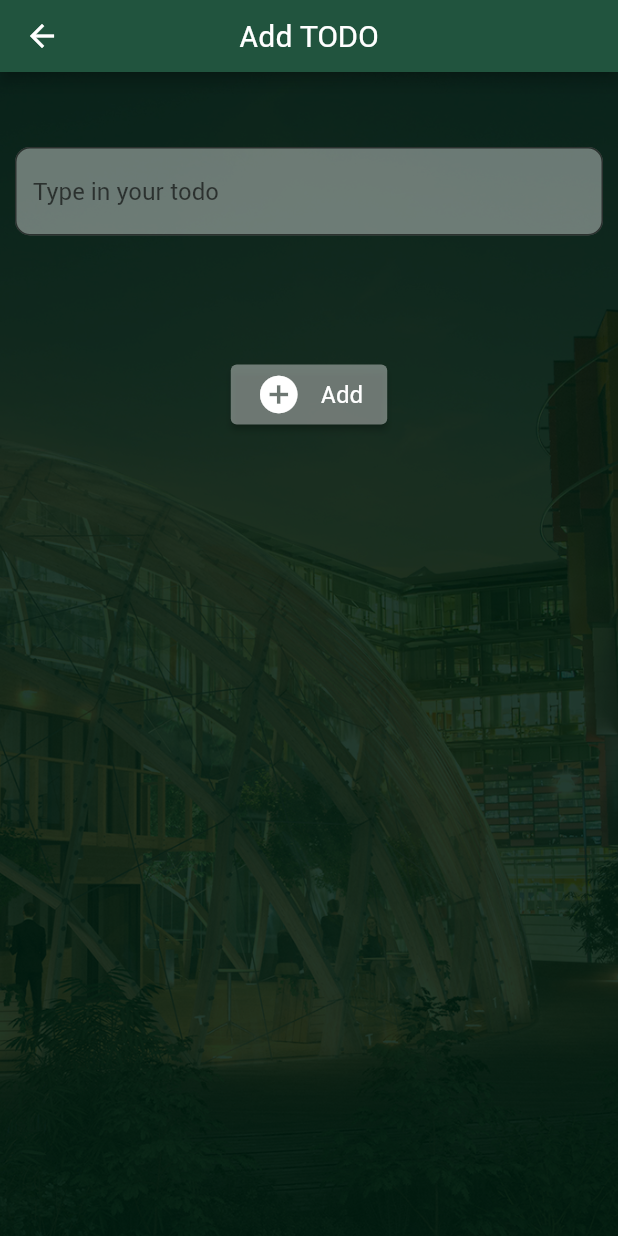
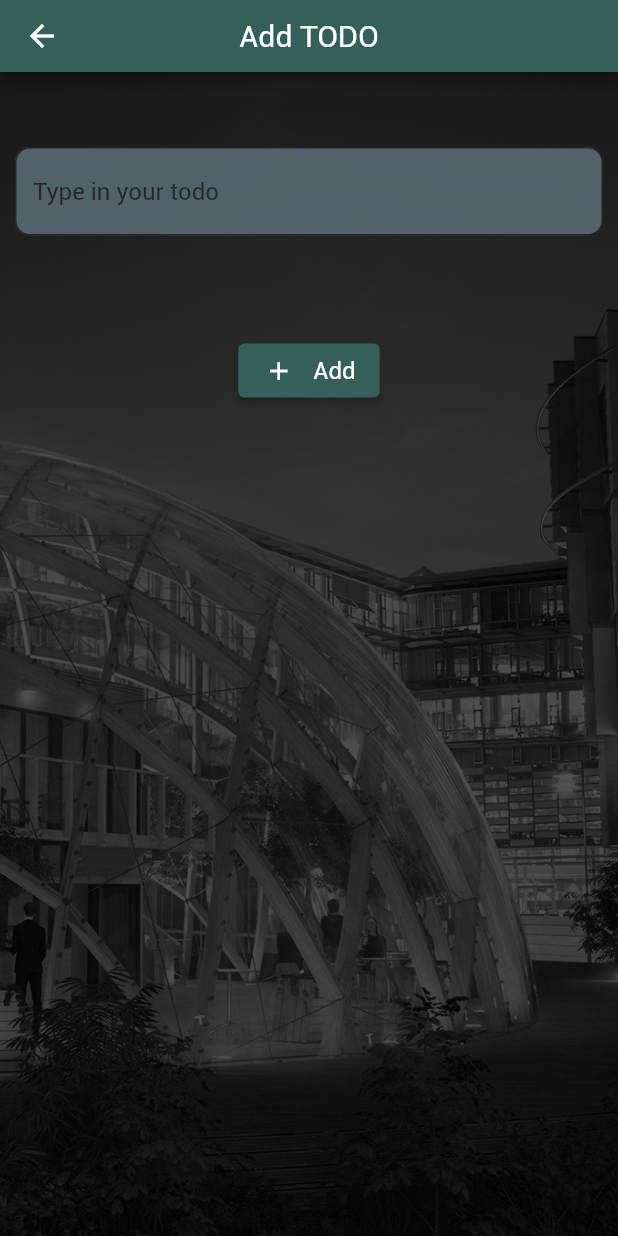
Before and after one commit to gu-tig333-ht22/gusjonmafm, a Flutter app: the screen it shows after launch, after a tap on the "add" icon, on a phone screen of 412 x 824 dp. Run offline on Flutter 3.47's test engine with Material 2 defaults, Android fonts, the phone set to English and light mode, and no system bars; network calls fail.

Commit message:
Ändrat utseende

```diff
--- a/lib/addview.dart
+++ b/lib/addview.dart
@@ -1,8 +1,11 @@
 import 'package:flutter/material.dart';
+import 'package:flutter_application_1/mainview_builder_notifier.dart';
+import 'package:flutter_application_1/themes.dart';
 import 'package:provider/provider.dart';
 
 import 'appbar.dart';
-import 'notifier.dart';
+import 'themes.dart';
+import 'error_notifier.dart';
 
 class AddView extends StatelessWidget {
   final TextEditingController _myController = TextEditingController();
@@ -13,16 +16,8 @@ class AddView extends StatelessWidget {
       appBar: appBarAddEdit('Add TODO'),
       body: Stack(
         children: [
-          Container(
-            decoration: BoxDecoration(
-              image: DecorationImage(
-                image: AssetImage('assets/Backgroundimage.jpg'),
-                fit: BoxFit.cover,
-              ),
-            ),
-          ),
-          Container(
-              decoration: BoxDecoration(color: Color.fromARGB(220, 0, 28, 16))),
+          backgroundImage(),
+          filterBackgroundImage(),
           Center(
             child: Column(
               children: [
@@ -44,57 +39,49 @@ class AddView extends StatelessWidget {
       child: Column(
         children: [
           TextField(
-            style: TextStyle(color: Colors.white),
+            cursorColor: iconColor,
+            style: TextStyle(color: textColor),
             decoration: InputDecoration(
                 border: OutlineInputBorder(
-                  borderRadius: BorderRadius.circular(10.0),
+                  borderRadius: borderRadius,
                 ),
                 filled: true,
-                fillColor: Color.fromARGB(100, 255, 255, 255),
+                fillColor: boxColor,
                 hintText: 'Type in your todo'),
             controller: _myController,
             onSubmitted: (value) {
-              validateInput(_myController.text, context);
+              if (validateInput(_myController.text, context)) {
+                Provider.of<MainviewNotifier>(context, listen: false)
+                    .addTask(_myController.text);
+                Navigator.pop(context);
+              }
             },
           ),
           Consumer<MyErrorNotifier>(
-              builder: (context, myChangeNotifier, child) => Align(
-                  alignment: Alignment.bottomLeft,
-                  child: Padding(
-                    padding: const EdgeInsets.all(8.0),
-                    child: Text(
-                        Provider.of<MyErrorNotifier>(context, listen: false)
-                            .getErrorMessage,
-                        style: const TextStyle(
-                            color: Color.fromARGB(255, 182, 87, 81))),
-                  )))
+              builder: (context, mainviewNotifier, child) =>
+                  errorMessage(context))
         ],
       ),
     );
   }
 
-  validateInput(String input, context) {
-    if (input == '') {
-      Provider.of<MyErrorNotifier>(context, listen: false)
-          .setErrorMessage(true);
-    } else {
-      Provider.of<MyChangeNotifier>(context, listen: false)
-          .addTask(_myController.text);
-      Navigator.pop(context);
-    }
-  }
-
   Widget addButtonAddView(context) {
     return ElevatedButton.icon(
       onPressed: () {
-        validateInput(_myController.text, context);
+        if (validateInput(_myController.text, context)) {
+          Provider.of<MainviewNotifier>(context, listen: false)
+              .addTask(_myController.text);
+          Navigator.pop(context);
+        }
       },
-      style:
-          ElevatedButton.styleFrom(primary: Color.fromARGB(100, 255, 255, 255)),
+      style: ElevatedButton.styleFrom(primary: appbarColor),
       icon: Padding(
-        padding: const EdgeInsets.all(5.0),
-        child: Icon(Icons.add_circle_sharp, size: 30),
-      ),
+          padding: const EdgeInsets.all(5.0),
+          child: Icon(
+            Icons.add,
+            size: 20,
+            color: Colors.white,
+          )),
       label: const Text('Add', style: TextStyle(fontSize: 16)),
     );
   }
--- a/lib/appbar.dart
+++ b/lib/appbar.dart
@@ -2,63 +2,81 @@ import 'package:flutter/cupertino.dart';
 import 'package:flutter/material.dart';
 import 'package:provider/provider.dart';
 
-import 'notifier.dart';
-
-const int figmaGrey = 0xffC4C4C4;
+import 'mainview_builder_notifier.dart';
+import 'themes.dart';
 
 PreferredSize appBarMain(context) {
   return PreferredSize(
-    preferredSize: const Size.fromHeight(48),
+    preferredSize: const Size.fromHeight(sizeAppbar),
     child: AppBar(
       centerTitle: true,
       title: const Text(
         'TIG333 TODO-List',
-        style: TextStyle(fontSize: 20, color: Colors.white),
+        style: TextStyle(fontSize: fontsizeAppbar, color: textColor),
       ),
-      backgroundColor: Color.fromARGB(255, 33, 84, 62),
+      backgroundColor: appbarColor,
       actions: [dropDownButton(context)],
     ),
   );
 }
 
 Widget dropDownButton(context) {
-  List<String> list = Provider.of<MyChangeNotifier>(context, listen: false)
-      .getDropdownValueList;
-  return Consumer<MyChangeNotifier>(
-      builder: (context, myChangeNotifier, child) =>
+  return Consumer<MainviewNotifier>(
+      builder: (context, mainviewNotifier, child) =>
           DropdownButtonHideUnderline(
             child: DropdownButton(
-                dropdownColor: Color.fromARGB(150, 33, 84, 62),
+                dropdownColor: appbarColor,
                 borderRadius: BorderRadius.all(Radius.circular(10)),
-                value: Provider.of<MyChangeNotifier>(context, listen: false)
-                    .getDropdownValue,
-                icon: const Icon(Icons.filter_alt),
-                items: list.map<DropdownMenuItem<String>>((String value) {
-                  return DropdownMenuItem<String>(
-                    value: value,
-                    child: Text(
-                      value,
-                      style: TextStyle(color: Colors.white, fontSize: 12),
-                    ),
-                  );
-                }).toList(),
+                hint: Text(
+                  Provider.of<MainviewNotifier>(context, listen: false)
+                      .getDropdownValue,
+                  style: TextStyle(color: textColor, fontSize: 12),
+                ),
+                icon: const Icon(
+                  Icons.filter_alt_outlined,
+                  color: iconColor,
+                ),
+                items: [
+                  dropdownMenuItem('All', context),
+                  dropdownMenuItem('Done', context),
+                  dropdownMenuItem('Undone', context)
+                ],
                 onChanged: (String? value) {
-                  Provider.of<MyChangeNotifier>(context, listen: false)
+                  Provider.of<MainviewNotifier>(context, listen: false)
                       .setDropdownValue = value!;
                 }),
           ));
 }
 
+DropdownMenuItem<String> dropdownMenuItem(String value, context) {
+  if (value ==
+      Provider.of<MainviewNotifier>(context, listen: false).getDropdownValue) {
+    return DropdownMenuItem<String>(
+        value: value,
+        child: Text(
+          value,
+          style: TextStyle(color: iconColor, fontSize: 12),
+        ));
+  } else {
+    return DropdownMenuItem<String>(
+        value: value,
+        child: Text(
+          value,
+          style: TextStyle(color: textColor, fontSize: 12),
+        ));
+  }
+}
+
 PreferredSize appBarAddEdit(String title) {
   return PreferredSize(
-    preferredSize: const Size.fromHeight(48),
+    preferredSize: const Size.fromHeight(sizeAppbar),
     child: AppBar(
       centerTitle: true,
       title: Text(
         title,
-        style: TextStyle(fontSize: 20, color: Colors.white),
+        style: TextStyle(fontSize: fontsizeAppbar, color: textColor),
       ),
-      backgroundColor: Color.fromARGB(255, 33, 84, 62),
+      backgroundColor: appbarColor,
     ),
   );
 }
--- /dev/null
+++ b/lib/error_notifier.dart
@@ -0,0 +1,36 @@
+import 'package:flutter/material.dart';
+import 'package:provider/provider.dart';
+
+import 'themes.dart';
+
+Widget errorMessage(context) {
+  return Align(
+      alignment: Alignment.bottomLeft,
+      child: Text(
+          Provider.of<MyErrorNotifier>(context, listen: false).getErrorMessage,
+          style: const TextStyle(color: errorColor)));
+}
+
+bool validateInput(String input, context) {
+  if (input == '') {
+    Provider.of<MyErrorNotifier>(context, listen: false).setErrorMessage(true);
+    return false;
+  } else {
+    return true;
+  }
+}
+
+class MyErrorNotifier extends ChangeNotifier {
+  String _errorMessage = "";
+
+  get getErrorMessage => _errorMessage;
+
+  void setErrorMessage(bool bool) {
+    if (bool == true) {
+      _errorMessage = 'Must contain at least one character';
+    } else {
+      _errorMessage = '';
+    }
+    notifyListeners();
+  }
+}
--- a/lib/main.dart
+++ b/lib/main.dart
@@ -4,7 +4,9 @@ import 'package:provider/provider.dart';
 import 'appbar.dart';
 import 'addview.dart';
 import 'editview.dart';
-import 'notifier.dart';
+import 'mainview_builder_notifier.dart';
+import 'themes.dart';
+import 'error_notifier.dart';
 
 void main() {
   runApp(MyApp());
@@ -15,13 +17,13 @@ class MyApp extends StatelessWidget {
   Widget build(BuildContext context) {
     return MultiProvider(
       providers: [
-        ChangeNotifierProvider(create: (context) => MyChangeNotifier()),
+        ChangeNotifierProvider(create: (context) => MainviewNotifier()),
         ChangeNotifierProvider(create: (context) => MyErrorNotifier())
       ],
       child: MaterialApp(
           debugShowCheckedModeBanner: false,
           home: MainView(),
-          theme: ThemeData(fontFamily: 'RobotoRegular')),
+          theme: themeData),
     );
   }
 }
@@ -33,34 +35,25 @@ class MainView extends StatelessWidget {
         appBar: appBarMain(context),
         body: Stack(
           children: [
-            Container(
-              decoration: BoxDecoration(
-                image: DecorationImage(
-                  image: AssetImage('assets/Backgroundimage.jpg'),
-                  fit: BoxFit.cover,
-                ),
-              ),
-            ),
-            Container(
-                decoration:
-                    BoxDecoration(color: Color.fromARGB(220, 0, 28, 16))),
+            backgroundImage(),
+            filterBackgroundImage(),
             Material(
-                color: Color.fromRGBO(0, 0, 0, 0),
-                child: Column(children: [
-                  rowTasks(),
-                  Container(child: addButtonFirstView(context))
-                ]))
+                color: Color.fromARGB(0, 255, 255, 255),
+                // Lagt i material för att listile ska kunna ha opacitet, fungerar ej med container
+                // Ändrat till 100% transparent för att inte synas
+                child:
+                    Column(children: [listView(), addButtonFirstView(context)]))
           ],
         ));
   }
 
-  Widget rowTasks() {
+  Widget listView() {
     return Expanded(
-      child: Consumer<MyChangeNotifier>(
-          builder: (context, myChangeNotifier, child) => ListView.builder(
+      child: Consumer<MainviewNotifier>(
+          builder: (context, mainviewNotifier, child) => ListView.builder(
               itemBuilder: (context, index) =>
-                  listTile(myChangeNotifier.getListTasks[index], context),
-              itemCount: myChangeNotifier.getListTasks.length)),
+                  listTile(mainviewNotifier.getListTasks[index], context),
+              itemCount: mainviewNotifier.getListTasks.length)),
     );
   }
 
@@ -68,33 +61,29 @@ class MainView extends StatelessWidget {
     return Align(
       alignment: Alignment.bottomRight,
       child: Padding(
-          padding: EdgeInsets.all(15),
-          child: SizedBox(
-            width: 50,
-            height: 50,
+        padding: EdgeInsets.all(20),
         child: FloatingActionButton(
             onPressed: () {
               Provider.of<MyErrorNotifier>(context, listen: false)
                   .setErrorMessage(false);
-                  Navigator.push(context,
-                      MaterialPageRoute(builder: (context) => AddView()));
+              Navigator.push(
+                  context, MaterialPageRoute(builder: (context) => AddView()));
             },
-                backgroundColor: Color.fromARGB(100, 255, 255, 255),
+            backgroundColor: appbarColor,
             child: const Icon(
               Icons.add,
               size: 30,
             )),
       ),
-        ));
+    );
   }
 
   Widget listTile(Task task, context) {
     return Padding(
       padding: const EdgeInsets.only(left: 5, right: 5, top: 4),
       child: ListTile(
-        tileColor: Color.fromARGB(80, 255, 255, 255),
-        shape: RoundedRectangleBorder(
-            borderRadius: BorderRadius.all(Radius.circular(10))),
+        tileColor: boxColor,
+        shape: RoundedRectangleBorder(borderRadius: borderRadius),
         leading: checkBox(task, context),
         title: textListTile(task, context),
         trailing: Wrap(
@@ -110,10 +99,10 @@ class MainView extends StatelessWidget {
 
   Widget checkBox(Task task, context) {
     return Checkbox(
-        activeColor: Color.fromARGB(100, 0, 28, 18),
+        activeColor: checkboxCheckedColor,
         value: task.getDone,
         onChanged: (bool? valueDone) {
-          Provider.of<MyChangeNotifier>(context, listen: false)
+          Provider.of<MainviewNotifier>(context, listen: false)
               .editTask(label: task.getLabel, id: task.getId, done: valueDone);
         });
   }
@@ -122,21 +111,22 @@ class MainView extends StatelessWidget {
     if (task.getDone == true) {
       return Text(task.getLabel,
           style: const TextStyle(
-              decoration: TextDecoration.lineThrough, color: Colors.white));
+              decoration: TextDecoration.lineThrough, color: textColor));
     } else {
-      return Text(task.getLabel, style: const TextStyle(color: Colors.white));
+      return Text(task.getLabel, style: const TextStyle(color: textColor));
     }
   }
 
   Widget editButtonMainView(Task task, context) {
     return IconButton(
+        color: iconColor,
         onPressed: () async {
           Provider.of<MyErrorNotifier>(context, listen: false)
               .setErrorMessage(false);
           var newLabel = await Navigator.push(context,
               MaterialPageRoute(builder: (context) => EditView(task.getLabel)));
           if (newLabel != null) {
-            Provider.of<MyChangeNotifier>(context, listen: false)
+            Provider.of<MainviewNotifier>(context, listen: false)
                 .editTask(label: newLabel, id: task.getId, done: task.getDone);
           }
         },
@@ -145,9 +135,10 @@ class MainView extends StatelessWidget {
 
   Widget deleteButton(Task task, context) {
     return IconButton(
+      color: iconColor,
       icon: const Icon(Icons.delete_outlined),
       onPressed: () {
-        Provider.of<MyChangeNotifier>(context, listen: false)
+        Provider.of<MainviewNotifier>(context, listen: false)
             .deleteTask(task.getId);
       },
     );
--- a/lib/notifier.dart
+++ b/lib/mainview_builder_notifier.dart
@@ -15,26 +15,32 @@ class Task {
   get getDone => _done;
 }
 
-class MyChangeNotifier extends ChangeNotifier {
-  final List<String> _dropdownValueList = ['All', 'Done', 'Undone'];
-  late String _dropdownValue = _dropdownValueList.first;
-  late List<Task> filteredList;
+class MainviewNotifier extends ChangeNotifier {
+  late String _dropdownValue = 'All';
+  final List<Task> _listTasks = [];
 
   String homepage = "https://todoapp-api.apps.k8s.gu.se/todos";
   String key = "?key=ec7ee6eb-8436-4e20-8375-0434bfdcd0ba";
-  final List<Task> _listTasks = [];
 
-  MyChangeNotifier() {
+  MainviewNotifier() {
     getInitTaskList();
   }
 
-  List<String> get getDropdownValueList => _dropdownValueList;
   String get getDropdownValue => _dropdownValue;
 
-  void getInitTaskList() async {
-    http.Response answer = await http.get(Uri.parse('$homepage$key'));
-    var listJsonObject = jsonDecode(answer.body);
-    updateListTasks(listJsonObject);
+  get getListTasks {
+    if (_dropdownValue == 'All') {
+      return _listTasks;
+    } else if (_dropdownValue == 'Done') {
+      return _listTasks.where((task) => task._done == true).toList();
+    } else if (_dropdownValue == 'Undone') {
+      return _listTasks.where((task) => task._done == false).toList();
+    }
+  }
+
+  set setDropdownValue(String valueDropdown) {
+    _dropdownValue = valueDropdown;
+    notifyListeners();
   }
 
   void updateListTasks(listJsonObject) {
@@ -45,22 +51,10 @@ class MyChangeNotifier extends ChangeNotifier {
     notifyListeners();
   }
 
-  get getListTasks {
-    if (_dropdownValue == 'All') {
-      filteredList = _listTasks;
-      return filteredList;
-    } else if (_dropdownValue == 'Done') {
-      filteredList = _listTasks.where((task) => task._done == true).toList();
-      return filteredList;
-    } else if (_dropdownValue == 'Undone') {
-      filteredList = _listTasks.where((task) => task._done == false).toList();
-      return filteredList;
-    }
-  }
-
-  set setDropdownValue(String valueDropdown) {
-    _dropdownValue = valueDropdown;
-    notifyListeners();
+  void getInitTaskList() async {
+    http.Response answer = await http.get(Uri.parse('$homepage$key'));
+    var listJsonObject = jsonDecode(answer.body);
+    updateListTasks(listJsonObject);
   }
 
   void deleteTask(String id) async {
@@ -86,18 +80,3 @@ class MyChangeNotifier extends ChangeNotifier {
     updateListTasks(listJsonObject);
   }
 }
-
-class MyErrorNotifier extends ChangeNotifier {
-  String _errorMessage = "";
-
-  get getErrorMessage => _errorMessage;
-
-  void setErrorMessage(bool bool) {
-    if (bool == true) {
-      _errorMessage = 'Must contain at least one character';
-    } else {
-      _errorMessage = '';
-    }
-    notifyListeners();
-  }
-}
--- /dev/null
+++ b/lib/themes.dart
@@ -0,0 +1,37 @@
+import 'package:flutter/material.dart';
+
+const Color appbarColor = Color(0xff35605A);
+const Color textColor = Colors.white;
+const Color backgroundFilterColor = Color.fromARGB(175, 0, 0, 0);
+const Color boxColor = Color.fromARGB(175, 107, 129, 140);
+const Color checkboxCheckedColor = Color.fromARGB(200, 40, 196, 108);
+const Color iconColor = Color.fromARGB(255, 40, 196, 108);
+const Color errorColor = Color.fromARGB(255, 182, 87, 81);
+
+const double fontsizeAppbar = 20;
+const double sizeAppbar = 48;
+
+const BorderRadius borderRadius = BorderRadius.all(Radius.circular(10));
+
+ThemeData themeData = ThemeData(
+    fontFamily: 'RobotoRegular',
+    inputDecorationTheme: const InputDecorationTheme(
+        focusedBorder: OutlineInputBorder(
+            borderRadius: BorderRadius.all(Radius.circular(10)),
+            borderSide: BorderSide(
+                width: 0, color: Color.fromARGB(200, 40, 196, 108)))));
+
+Container backgroundImage() {
+  return Container(
+    decoration: const BoxDecoration(
+      image: DecorationImage(
+        image: AssetImage('assets/Backgroundimage.jpg'),
+        fit: BoxFit.cover,
+      ),
+    ),
+  );
+}
+
+Container filterBackgroundImage() {
+  return Container(decoration: BoxDecoration(color: backgroundFilterColor));
+}
```
Also changed, not shown: lib/editview.dart (+24 -53 lines), assets/Backgroundimage.jpg. Lines whose indentation alone changed are shown as unchanged.
